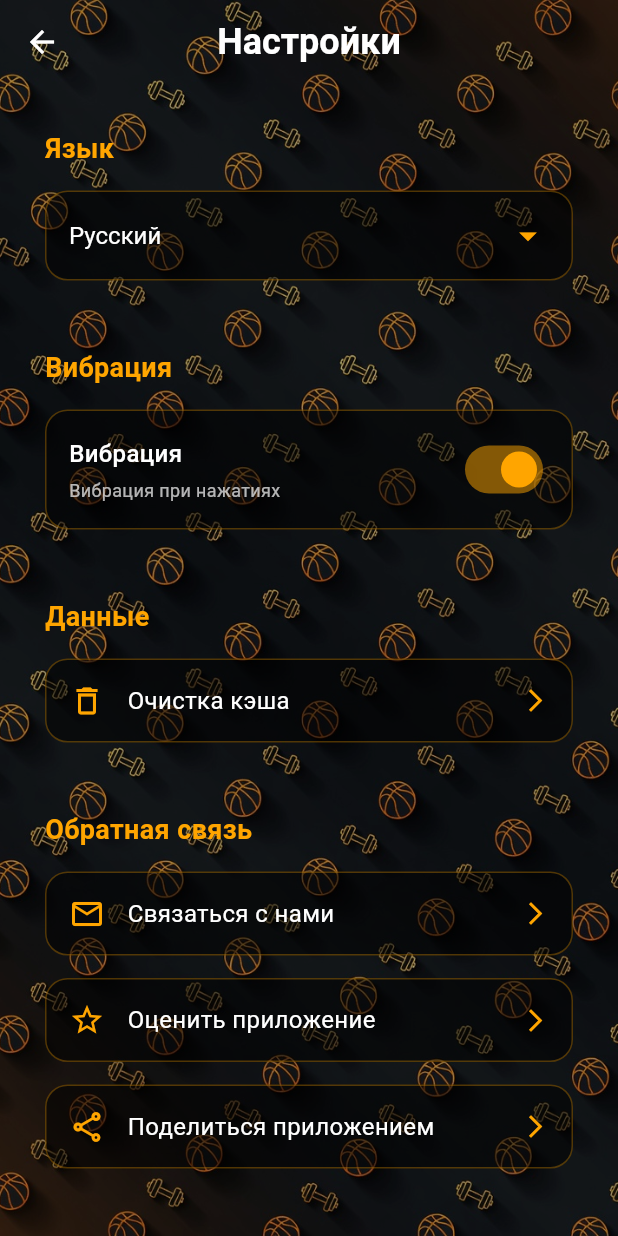
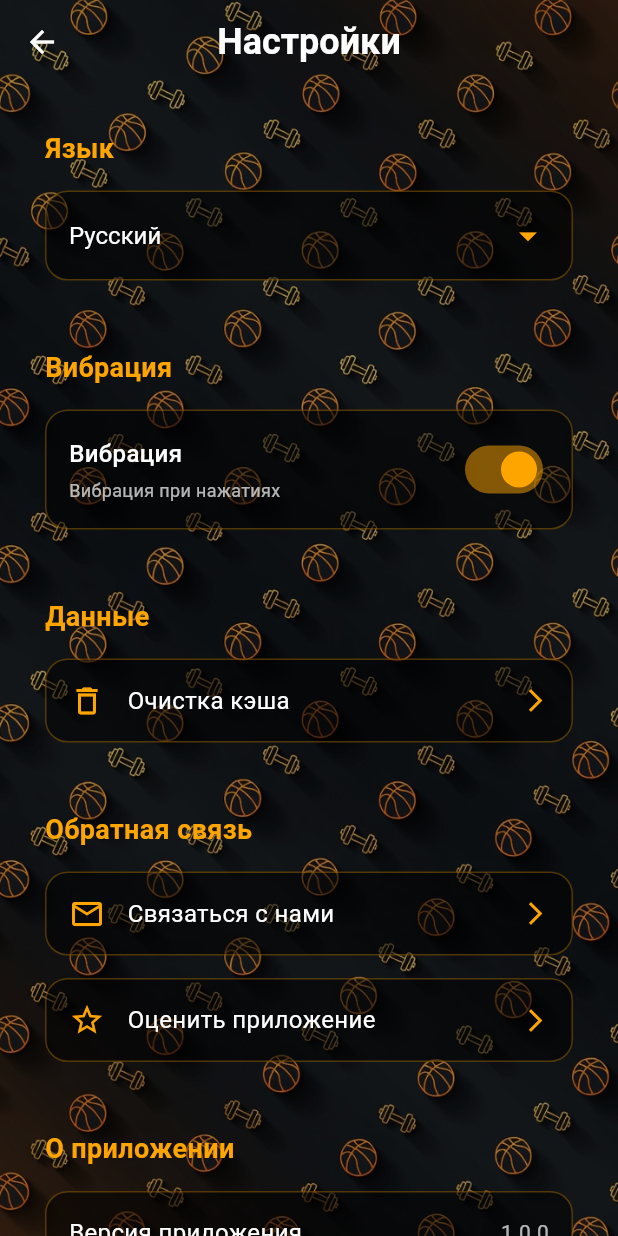
Before and after one commit to kurokoqls1488/BasketballProject, a Flutter app: the SettingsPage screen opened directly, after a tap on "Связаться с нами", on a phone screen of 412 x 824 dp. Run offline on Flutter 3.47's test engine with Material 3 defaults, Android fonts, the phone set to English and light mode, and no system bars; our stand-ins replace flutter_native_splash, shared_preferences, supabase_flutter, vibration, video_player; accounts and stored records are empty.

Commit message:
Add mailto contact action in Settings

```diff
--- a/lib/pages/settings_page.dart
+++ b/lib/pages/settings_page.dart
@@ -1,4 +1,5 @@
 import 'package:flutter/material.dart';
+import 'package:url_launcher/url_launcher.dart';
 import '../services/settings_service.dart';
 import '../services/locale_service.dart';
 
@@ -183,19 +184,19 @@
                   ),
                 ),
                 const SizedBox(height: 15),
-                _buildActionTile(
-                  title: _t('Связаться с нами'),
-                  icon: Icons.email_outlined,
-                  onTap: () {},
-                ),
+                 _buildActionTile(
+                   title: _t('Связаться с нами'),
+                   icon: Icons.email_outlined,
+                   onTap: () async {
+                     final Uri emailUri = Uri.parse('mailto:gluk.dan@gmail.com');
+                     if (await canLaunchUrl(emailUri)) {
+                       await launchUrl(emailUri);
+                     }
+                   },
+                 ),
                 _buildActionTile(
                   title: _t('Оценить приложение'),
                   icon: Icons.star_outline,
-                  onTap: () {},
-                ),
-                _buildActionTile(
-                  title: _t('Поделиться приложением'),
-                  icon: Icons.share_outlined,
                   onTap: () {},
                 ),
                 const SizedBox(height: 30),
--- a/pubspec.yaml
+++ b/pubspec.yaml
@@ -19,6 +19,7 @@
   cached_network_image: ^3.3.1
   flutter_native_splash: ^2.3.0
   vibration: ^2.0.0
+  url_launcher: ^6.2.6
   cupertino_icons: ^1.0.8
 
 dev_dependencies:
```
Also changed, not shown: pubspec.lock.
